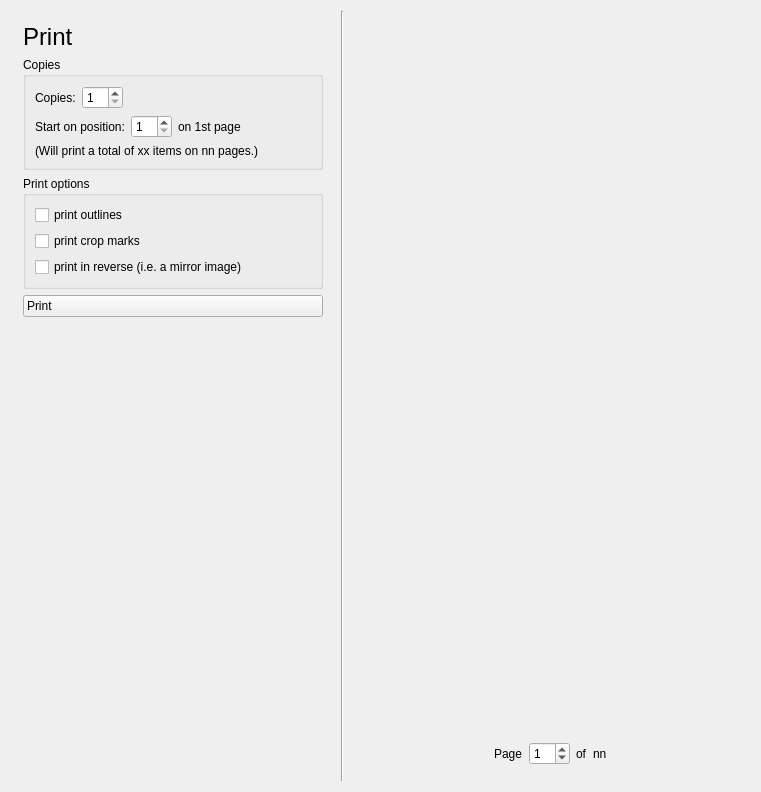
Old version of the form glabels/ui/PrintView.ui in the repository jimevins/glabels-qt.
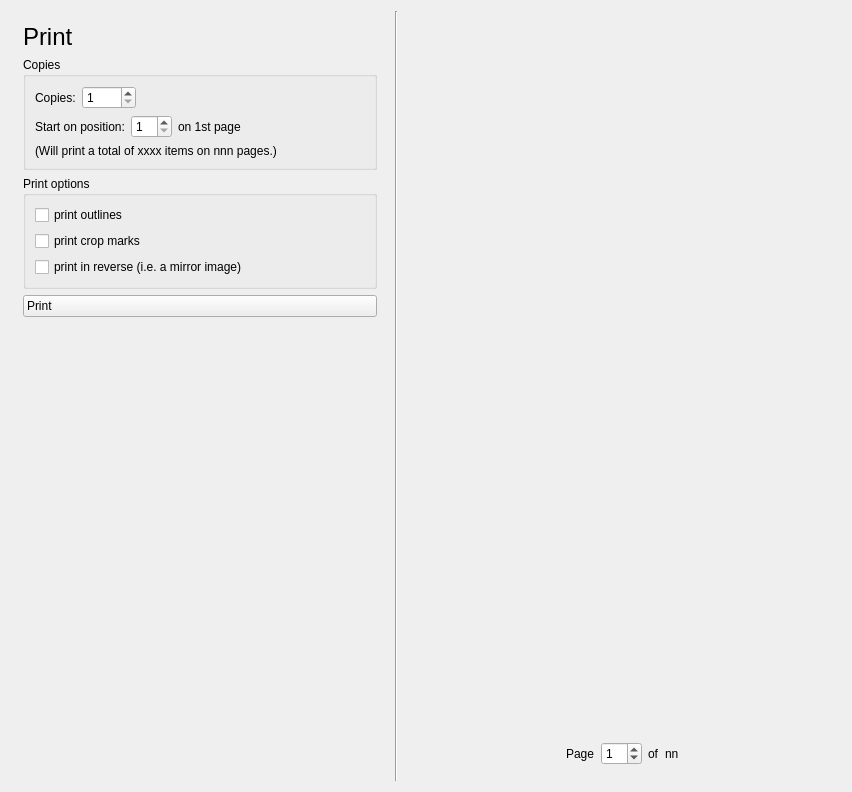
New version of the form. Icons and pictures are not drawn. Custom widgets are drawn as their Qt base class.

The edit to the form file:
```diff
--- a/glabels/ui/PrintView.ui
+++ b/glabels/ui/PrintView.ui
@@ -6,7 +6,7 @@
    <rect>
     <x>0</x>
     <y>0</y>
-    <width>759</width>
+    <width>852</width>
     <height>792</height>
    </rect>
   </property>
@@ -73,21 +73,8 @@
        <property name="title">
         <string>Copies</string>
        </property>
-       <layout class="QGridLayout" name="gridLayout_3">
-        <item row="5" column="0">
-         <widget class="QLabel" name="copiesDescriptionLabel">
-          <property name="sizePolicy">
-           <sizepolicy hsizetype="Minimum" vsizetype="Preferred">
-            <horstretch>0</horstretch>
-            <verstretch>0</verstretch>
-           </sizepolicy>
-          </property>
-          <property name="text">
-           <string notr="true">(Will print a total of xx items on nn pages.)</string>
-          </property>
-         </widget>
-        </item>
-        <item row="1" column="0">
+       <layout class="QVBoxLayout" name="verticalLayout_4">
+        <item>
          <layout class="QHBoxLayout" name="horizontalLayout_5">
           <item>
            <widget class="QLabel" name="label_4">
@@ -104,11 +91,20 @@
           </item>
           <item>
            <widget class="QSpinBox" name="copiesSpin">
+            <property name="buttonSymbols">
+             <enum>QAbstractSpinBox::UpDownArrows</enum>
+            </property>
+            <property name="accelerated">
+             <bool>true</bool>
+            </property>
             <property name="minimum">
              <number>1</number>
             </property>
             <property name="maximum">
-             <number>96</number>
+             <number>9999</number>
+            </property>
+            <property name="stepType">
+             <enum>QAbstractSpinBox::DefaultStepType</enum>
             </property>
            </widget>
           </item>
@@ -127,7 +123,7 @@
           </item>
          </layout>
         </item>
-        <item row="2" column="0">
+        <item>
          <layout class="QHBoxLayout" name="horizontalLayout_4">
           <item>
            <widget class="QLabel" name="label_2">
@@ -183,6 +179,29 @@
           </item>
          </layout>
         </item>
+        <item>
+         <layout class="QHBoxLayout" name="horizontalLayout_7">
+          <item>
+           <widget class="QLabel" name="copiesDescriptionLabel">
+            <property name="sizePolicy">
+             <sizepolicy hsizetype="MinimumExpanding" vsizetype="Preferred">
+              <horstretch>0</horstretch>
+              <verstretch>0</verstretch>
+             </sizepolicy>
+            </property>
+            <property name="minimumSize">
+             <size>
+              <width>330</width>
+              <height>0</height>
+             </size>
+            </property>
+            <property name="text">
+             <string notr="true">(Will print a total of xxxx items on nnn pages.)        </string>
+            </property>
+           </widget>
+          </item>
+         </layout>
+        </item>
        </layout>
       </widget>
      </item>
```
